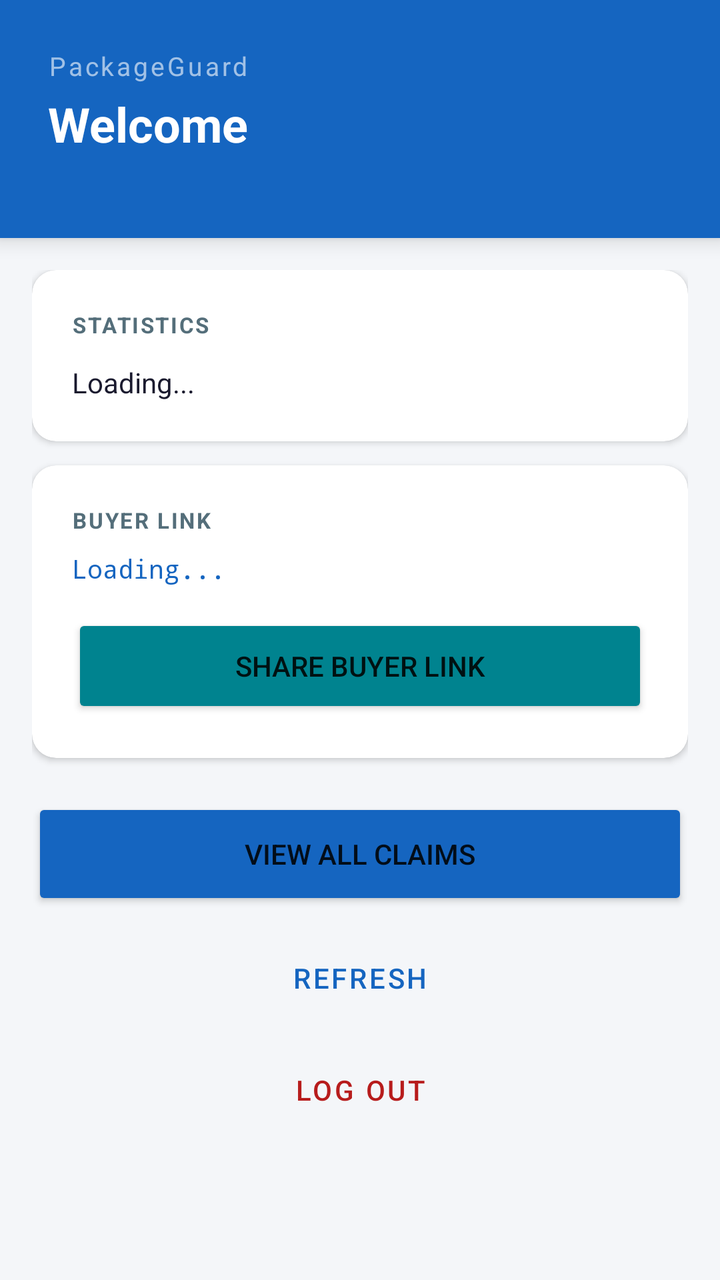
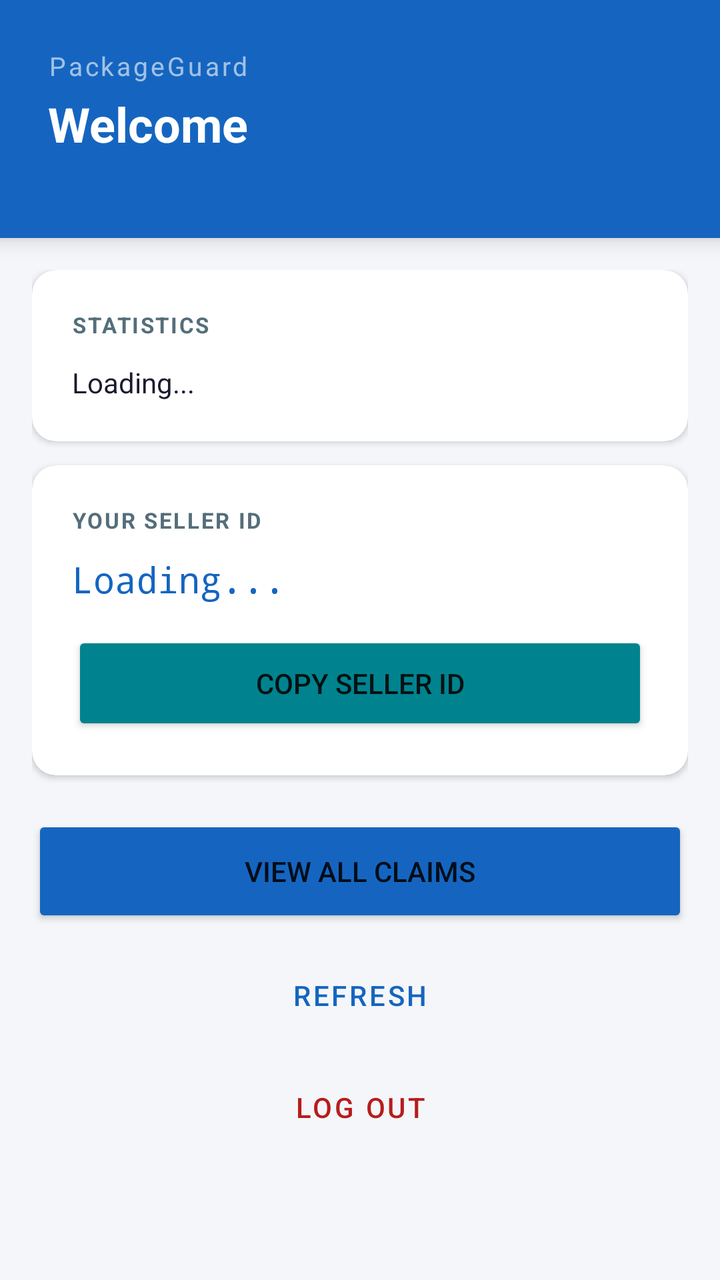

Screens rendered from an Android XML layout before and after an edit, with the pre-edit source and the edit as a unified diff.
<!-- AndroidManifest.xml: application theme AppTheme -->
<!-- res/layout/activity_seller_dashboard.xml -->
<?xml version="1.0" encoding="utf-8"?>
<LinearLayout xmlns:android="http://schemas.android.com/apk/res/android"
    xmlns:app="http://schemas.android.com/apk/res-auto"
    android:layout_width="match_parent"
    android:layout_height="match_parent"
    android:orientation="vertical"
    android:background="@color/bg_screen">

    
    <androidx.cardview.widget.CardView
        android:layout_width="match_parent"
        android:layout_height="wrap_content"
        app:cardElevation="6dp"
        app:cardCornerRadius="0dp"
        app:cardBackgroundColor="@color/brand_primary">

        <LinearLayout
            android:layout_width="match_parent"
            android:layout_height="wrap_content"
            android:orientation="vertical"
            android:paddingStart="24dp"
            android:paddingEnd="24dp"
            android:paddingTop="24dp"
            android:paddingBottom="20dp">

            <TextView
                android:layout_width="wrap_content"
                android:layout_height="wrap_content"
                android:text="PackageGuard"
                android:textSize="13sp"
                android:textColor="#99FFFFFF"
                android:letterSpacing="0.1"
                android:layout_marginBottom="4dp" />

            <TextView
                android:id="@+id/textSellerName"
                android:layout_width="match_parent"
                android:layout_height="wrap_content"
                android:text="Welcome"
                android:textSize="24sp"
                android:textStyle="bold"
                android:textColor="@color/white" />

            <TextView
                android:id="@+id/textSellerEmail"
                android:layout_width="match_parent"
                android:layout_height="wrap_content"
                android:textSize="14sp"
                android:textColor="#CCFFFFFF"
                android:layout_marginTop="2dp" />
        </LinearLayout>
    </androidx.cardview.widget.CardView>

    <ScrollView
        android:layout_width="match_parent"
        android:layout_height="0dp"
        android:layout_weight="1"
        android:fillViewport="true">

        <LinearLayout
            android:layout_width="match_parent"
            android:layout_height="wrap_content"
            android:orientation="vertical"
            android:padding="16dp">

            
            <androidx.cardview.widget.CardView
                android:layout_width="match_parent"
                android:layout_height="wrap_content"
                app:cardElevation="2dp"
                app:cardCornerRadius="12dp"
                app:cardBackgroundColor="@color/bg_surface"
                android:layout_marginBottom="12dp">

                <LinearLayout
                    android:layout_width="match_parent"
                    android:layout_height="wrap_content"
                    android:orientation="vertical"
                    android:padding="20dp">

                    <TextView
                        android:layout_width="wrap_content"
                        android:layout_height="wrap_content"
                        android:text="STATISTICS"
                        android:textSize="11sp"
                        android:textStyle="bold"
                        android:letterSpacing="0.08"
                        android:textColor="@color/text_secondary"
                        android:layout_marginBottom="12dp" />

                    <TextView
                        android:id="@+id/textStats"
                        android:layout_width="match_parent"
                        android:layout_height="wrap_content"
                        android:text="Loading..."
                        android:textSize="14sp"
                        android:textColor="@color/text_primary"
                        android:lineSpacingExtra="6dp" />
                </LinearLayout>
            </androidx.cardview.widget.CardView>

            
            <androidx.cardview.widget.CardView
                android:layout_width="match_parent"
                android:layout_height="wrap_content"
                app:cardElevation="2dp"
                app:cardCornerRadius="12dp"
                app:cardBackgroundColor="@color/bg_surface"
                android:layout_marginBottom="20dp">

                <LinearLayout
                    android:layout_width="match_parent"
                    android:layout_height="wrap_content"
                    android:orientation="vertical"
                    android:padding="20dp">

                    <TextView
                        android:layout_width="wrap_content"
                        android:layout_height="wrap_content"
                        android:text="BUYER LINK"
                        android:textSize="11sp"
                        android:textStyle="bold"
                        android:letterSpacing="0.08"
                        android:textColor="@color/text_secondary"
                        android:layout_marginBottom="8dp" />

                    <TextView
                        android:id="@+id/textDeepLink"
                        android:layout_width="match_parent"
                        android:layout_height="wrap_content"
                        android:text="Loading..."
                        android:textSize="13sp"
                        android:fontFamily="monospace"
                        android:textColor="@color/brand_primary"
                        android:layout_marginBottom="14dp" />

                    <Button
                        android:id="@+id/buttonShareLink"
                        android:layout_width="match_parent"
                        android:layout_height="52dp"
                        android:text="Share Buyer Link"
                        android:backgroundTint="@color/brand_secondary" />
                </LinearLayout>
            </androidx.cardview.widget.CardView>

            
            <Button
                android:id="@+id/buttonViewClaims"
                android:layout_width="match_parent"
                android:layout_height="56dp"
                android:text="View All Claims"
                android:backgroundTint="@color/brand_primary"
                android:layout_marginBottom="10dp" />

            <Button
                android:id="@+id/buttonRefresh"
                android:layout_width="match_parent"
                android:layout_height="48dp"
                android:text="Refresh"
                style="@style/Widget.MaterialComponents.Button.OutlinedButton"
                android:layout_marginBottom="8dp" />

            <Button
                android:id="@+id/buttonLogout"
                android:layout_width="match_parent"
                android:layout_height="48dp"
                android:text="Log Out"
                style="@style/Widget.MaterialComponents.Button.TextButton"
                android:textColor="@color/status_failed" />

        </LinearLayout>
    </ScrollView>
</LinearLayout>
<!-- resources referenced by this layout -->
<resources>
  <color name="bg_screen">#F4F6F9</color>
  <color name="bg_surface">#FFFFFF</color>
  <color name="brand_primary">#1565C0</color>
  <color name="brand_secondary">#00838F</color>
  <color name="status_failed">#B71C1C</color>
  <color name="text_primary">#1A1A2E</color>
  <color name="text_secondary">#546E7A</color>
  <color name="white">#FFFFFFFF</color>
  <style name="AppTheme" parent="Theme.MaterialComponents.Light.NoActionBar">
          <item name="colorPrimary">@color/brand_primary</item>
          <item name="colorPrimaryVariant">@color/brand_primary_dark</item>
          <item name="colorOnPrimary">@color/white</item>
          <item name="colorSecondary">@color/brand_secondary</item>
          <item name="colorOnSecondary">@color/white</item>
          <item name="android:windowBackground">@color/bg_screen</item>
          <item name="android:statusBarColor">@color/brand_primary_dark</item>
      </style>
  <color name="brand_primary_dark">#003c8f</color>
</resources>

<!-- the commit's change to res/layout/activity_seller_dashboard.xml (unified diff, before → after) -->
@@ -117,28 +117,28 @@
                     <TextView
                         android:layout_width="wrap_content"
                         android:layout_height="wrap_content"
-                        android:text="BUYER LINK"
+                        android:text="YOUR SELLER ID"
                         android:textSize="11sp"
                         android:textStyle="bold"
                         android:letterSpacing="0.08"
                         android:textColor="@color/text_secondary"
-                        android:layout_marginBottom="8dp" />
+                        android:layout_marginBottom="10dp" />
 
                     <TextView
-                        android:id="@+id/textDeepLink"
+                        android:id="@+id/textSellerIdValue"
                         android:layout_width="match_parent"
                         android:layout_height="wrap_content"
                         android:text="Loading..."
-                        android:textSize="13sp"
+                        android:textSize="18sp"
                         android:fontFamily="monospace"
                         android:textColor="@color/brand_primary"
                         android:layout_marginBottom="14dp" />
 
                     <Button
-                        android:id="@+id/buttonShareLink"
+                        android:id="@+id/buttonCopySellerId"
                         android:layout_width="match_parent"
                         android:layout_height="52dp"
-                        android:text="Share Buyer Link"
+                        android:text="Copy Seller ID"
                         android:backgroundTint="@color/brand_secondary" />
                 </LinearLayout>
             </androidx.cardview.widget.CardView>
